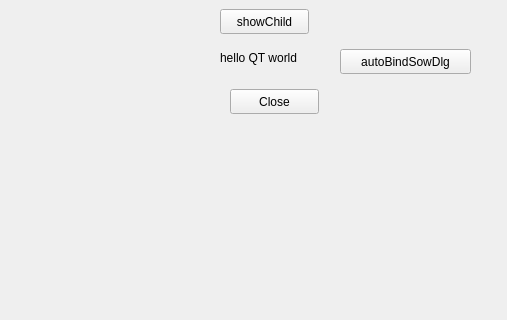
Qt form qt_demos/mainwindow.ui (git45016683/learnQT) before a commit; both pictures show x 0 to 507 and y 120 to 440 of the 800 by 600 pixel window.
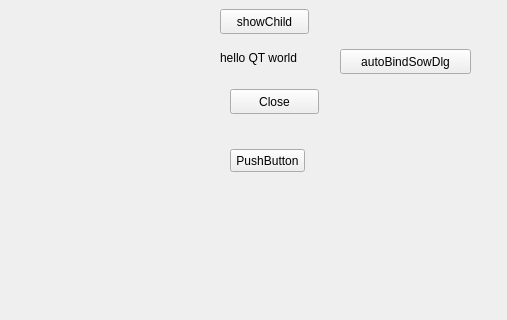
The same form after that commit.

Commit message: 添加信号发送者及接受者的槽链接编辑器方式处理槽信号

```diff
--- a/qt_demos/mainwindow.ui
+++ b/qt_demos/mainwindow.ui
@@ -66,6 +66,19 @@
      <string>autoBindSowDlg</string>
     </property>
    </widget>
+   <widget class="QPushButton" name="pushButton_2">
+    <property name="geometry">
+     <rect>
+      <x>230</x>
+      <y>250</y>
+      <width>75</width>
+      <height>23</height>
+     </rect>
+    </property>
+    <property name="text">
+     <string>PushButton</string>
+    </property>
+   </widget>
   </widget>
   <widget class="QMenuBar" name="menubar">
    <property name="geometry">
```
Left out of the diff: 21 changed lines with no effect on the pictures.
